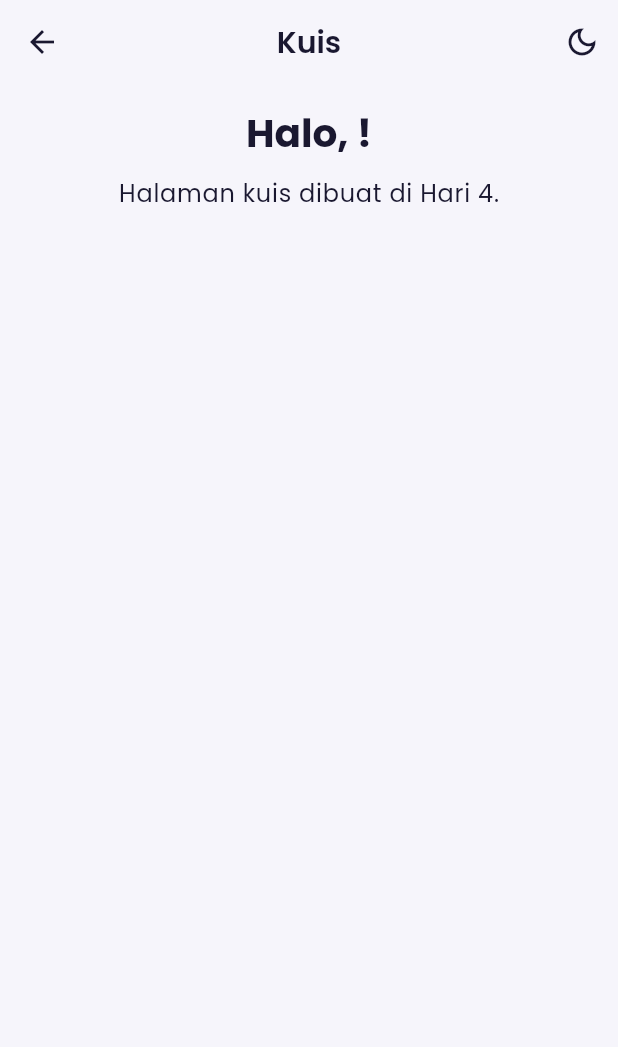
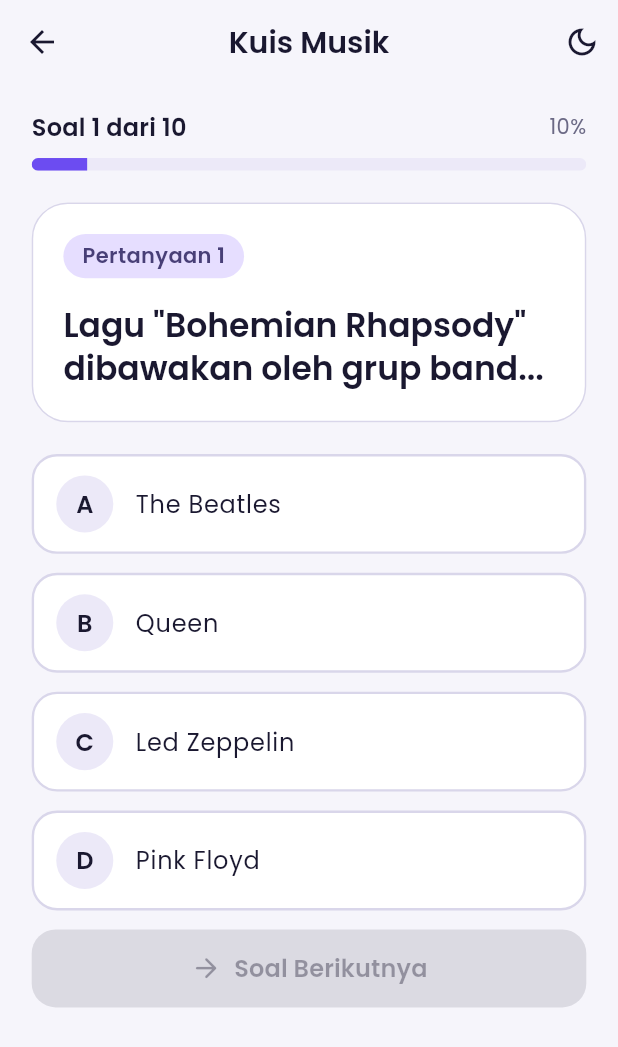
Before and after one commit to RekhiWirya/uts_pemob_rekhi, a Flutter app: the QuizScreen screen opened directly, on a phone screen of 412 x 824 dp. Shown: the top 1047 px of the screen. Run offline on Flutter 3.47's test engine with Material 3 defaults, Android fonts, the phone set to English and light mode, and no system bars.

Commit message:
feat(screens): implement quiz screen with answer locking, feedback, and exit confirmation

```diff
--- a/lib/screens/quiz_screen.dart
+++ b/lib/screens/quiz_screen.dart
@@ -2,44 +2,178 @@
 import 'package:provider/provider.dart';
 
 import '../providers/quiz_provider.dart';
+import '../utils/responsive.dart';
+import '../widgets/custom_button.dart';
+import '../widgets/feedback_banner.dart';
+import '../widgets/option_tile.dart';
+import '../widgets/question_card.dart';
+import '../widgets/quiz_progress_bar.dart';
 import '../widgets/responsive_container.dart';
 import '../widgets/theme_toggle_button.dart';
 
-/// KERANGKA SEMENTARA. Akan diganti dengan halaman kuis asli di Hari 4.
 class QuizScreen extends StatelessWidget {
   const QuizScreen({super.key});
+
+  static const double _wideMaxWidth = 1000;
 
   @override
   Widget build(BuildContext context) {
     final quiz = context.watch<QuizProvider>();
-    final theme = Theme.of(context);
+    final question = quiz.currentQuestion;
+    final gap = context.scale(16);
 
-    return Scaffold(
+    final isWide = context.isLandscape || context.isDesktop;
+
+
+    final header = Column(
+      mainAxisSize: MainAxisSize.min,
+      crossAxisAlignment: CrossAxisAlignment.stretch,
+      children: [
+        QuizProgressBar(
+          current: quiz.currentIndex + 1,
+          total: quiz.totalQuestions,
+        ),
+        SizedBox(height: gap * 1.25),
+        QuestionCard(number: quiz.currentIndex + 1, text: question.text),
+      ],
+    );
+
+
+    final answers = Column(
+      mainAxisSize: MainAxisSize.min,
+      crossAxisAlignment: CrossAxisAlignment.stretch,
+      children: [
+        for (var i = 0; i < question.options.length; i++) ...[
+          OptionTile(
+            index: i,
+            text: question.options[i],
+            state: _stateFor(i, question.correctIndex, quiz.selectedAnswer),
+            onTap: quiz.isCurrentAnswered
+                ? null
+                : () => context.read<QuizProvider>().selectAnswer(i),
+          ),
+          SizedBox(height: gap * 0.75),
+        ],
+
+        AnimatedSize(
+          duration: const Duration(milliseconds: 250),
+          alignment: Alignment.topCenter,
+          child: quiz.isCurrentAnswered
+              ? Padding(
+            padding: EdgeInsets.only(bottom: gap),
+            child: FeedbackBanner(
+              isCorrect: quiz.isCurrentCorrect,
+              explanation: question.explanation,
+            ),
+          )
+              : const SizedBox(width: double.infinity),
+        ),
+        CustomButton(
+          label: quiz.isLastQuestion ? 'Lihat Hasil' : 'Soal Berikutnya',
+          icon: quiz.isLastQuestion
+              ? Icons.flag_rounded
+              : Icons.arrow_forward_rounded,
+          onPressed: !quiz.isCurrentAnswered
+              ? null
+              : quiz.isLastQuestion
+              ? () => _finish(context)
+              : quiz.nextQuestion,
+        ),
+      ],
+    );
+
+    return PopScope(
+
+      canPop: quiz.answeredCount == 0,
+      onPopInvokedWithResult: (didPop, result) async {
+        if (didPop) return;
+        final leave = await _confirmExit(context);
+        if (leave == true && context.mounted) Navigator.of(context).pop();
+      },
+      child: Scaffold(
         appBar: AppBar(
-        title: const Text('Kuis'),
+          title: const Text('Kuis Musik'),
           actions: const [ThemeToggleButton()],
         ),
         body: SafeArea(
-        child: Center(
+          child: SingleChildScrollView(
+
+            key: ValueKey(quiz.currentIndex),
             child: ResponsiveContainer(
-            child: Column(
+              maxWidth: isWide ? _wideMaxWidth : Responsive.maxContentWidth,
+              child: isWide
+                  ? Row(
+                crossAxisAlignment: CrossAxisAlignment.start,
+                children: [
+                  Expanded(child: header),
+                  SizedBox(width: gap * 2),
+                  Expanded(child: answers),
+                ],
+              )
+                  : Column(
                 mainAxisSize: MainAxisSize.min,
+                crossAxisAlignment: CrossAxisAlignment.stretch,
                 children: [
-                Text(
-                  'Halo, ${quiz.userName}!',
-                  textAlign: TextAlign.center,
-                  style: theme.textTheme.headlineMedium,
+                  header,
+                  SizedBox(height: gap * 1.25),
+                  answers,
+                ],
               ),
-                const SizedBox(height: 12),
-                Text(
-                  'Halaman kuis dibuat di Hari 4.',
-                  style: theme.textTheme.bodyLarge,
-                ),
-              ],
             ),
           ),
         ),
       ),
     );
   }
+
+
+  static OptionState _stateFor(int index, int correctIndex, int? selected) {
+    if (selected == null) return OptionState.idle;
+    if (index == correctIndex) return OptionState.correct;
+    if (index == selected) return OptionState.wrong;
+    return OptionState.dimmed;
   }
+
+  static Future<bool?> _confirmExit(BuildContext context) {
+    return showDialog<bool>(
+      context: context,
+      builder: (ctx) => AlertDialog(
+        title: const Text('Keluar dari kuis?'),
+        content: const Text('Progres kuismu akan hilang.'),
+        actions: [
+          TextButton(
+            onPressed: () => Navigator.of(ctx).pop(false),
+            child: const Text('Lanjut'),
+          ),
+          TextButton(
+            onPressed: () => Navigator.of(ctx).pop(true),
+            child: const Text('Keluar'),
+          ),
+        ],
+      ),
+    );
+  }
+
+
+  static Future<void> _finish(BuildContext context) async {
+    final quiz = context.read<QuizProvider>();
+    await showDialog<void>(
+      context: context,
+      builder: (ctx) => AlertDialog(
+        title: const Text('Kuis selesai!'),
+        content: Text(
+          '${quiz.userName}, skormu ${quiz.score} dari ${quiz.totalQuestions}.\n\n'
+              'Halaman hasil lengkap dibuat di Hari 5.',
+        ),
+        actions: [
+          TextButton(
+            onPressed: () => Navigator.of(ctx).pop(),
+            child: const Text('OK'),
+          ),
+        ],
+      ),
+    );
+    if (!context.mounted) return;
+    Navigator.of(context).pop();
+  }
+}
```
Lines whose indentation alone changed are shown as unchanged.
